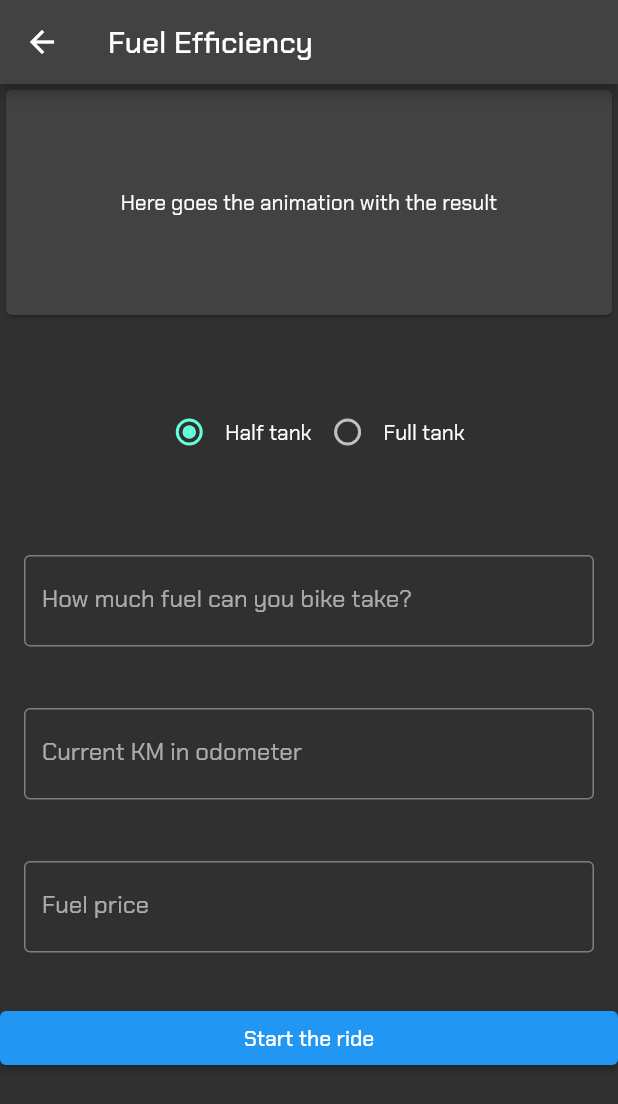
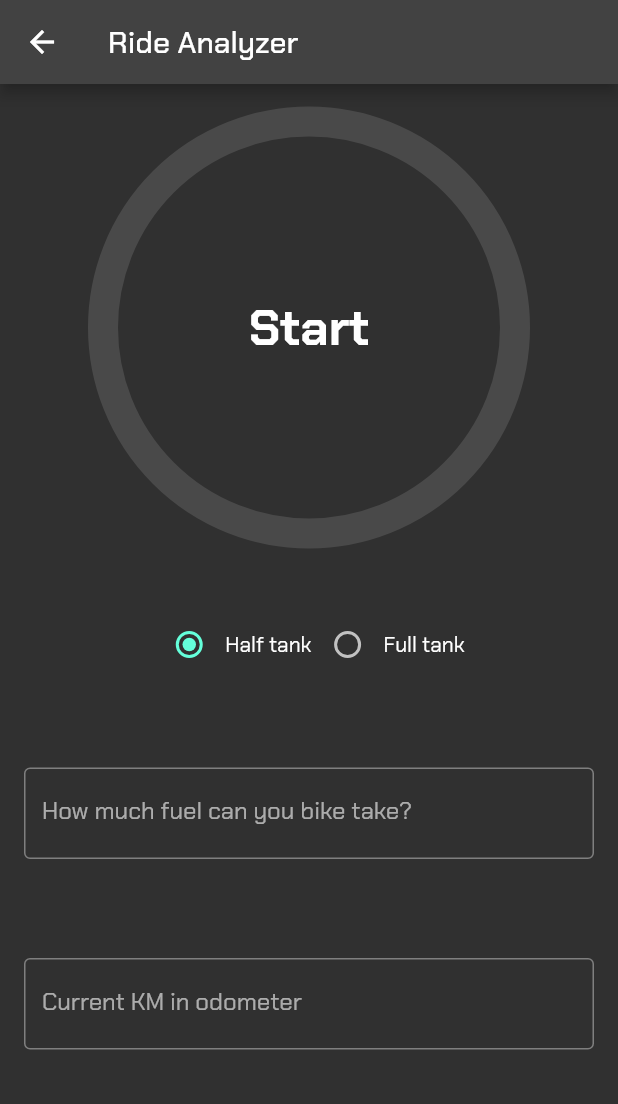
Before and after one commit to navirobayo/venom, a Flutter app: the NewRide screen opened directly, on a phone screen of 412 x 824 dp. Shown: the top 1104 px of the screen. Run offline on Flutter 3.47's test engine with Material 2 defaults, Android fonts, the phone set to English and light mode, and no system bars; drawn by our look-alikes of circular_countdown_timer; our stand-ins replace google_fonts.

Commit message:
Settings menu Plus Ride Analyzer UI

```diff
--- a/venom/lib/presentation/main_menu/main_menu.dart
+++ b/venom/lib/presentation/main_menu/main_menu.dart
@@ -2,7 +2,7 @@ import 'package:flutter/material.dart';
 import 'package:venom/presentation/gas_history/gas_history.dart';
 import 'package:venom/presentation/settings_screen/settings_screen.dart';
 import 'package:venom/presentation/tool_kit/tool_kit.dart';
-import '../new_ride/ride_analyzer.dart';
+import '../new_ride/new_ride.dart';
 
 class MainMenu extends StatelessWidget {
   const MainMenu({Key? key, required this.userName}) : super(key: key);
--- a/venom/lib/presentation/new_ride/ride_analyzer.dart
+++ b/venom/lib/presentation/new_ride/new_ride.dart
@@ -1,4 +1,5 @@
 import 'package:flutter/material.dart';
+import 'package:circular_countdown_timer/circular_countdown_timer.dart';
 
 class NewRide extends StatefulWidget {
   const NewRide({super.key});
@@ -12,17 +13,50 @@ class _NewRideState extends State<NewRide> {
   Widget build(BuildContext context) {
     return Scaffold(
       appBar: AppBar(
-        title: const Text("Fuel Efficiency"),
+        title: const Text("Ride Analyzer"),
       ),
       body: Center(
         child: ListView(children: [
-          const Card(
-            child: SizedBox(
-              width: 150,
-              height: 150,
-              child: Center(
-                  child: Text("Here goes the animation with the result")),
-            ),
+          const SizedBox(
+            height: 25,
+          ),
+          CircularCountDownTimer(
+            duration: 10,
+            initialDuration: 0,
+            controller: CountDownController(),
+            width: MediaQuery.of(context).size.width / 3,
+            height: MediaQuery.of(context).size.height / 3,
+            ringColor: Theme.of(context).focusColor,
+            ringGradient: null,
+            fillColor: Colors.purpleAccent[100]!,
+            fillGradient: null,
+            backgroundColor: Theme.of(context).scaffoldBackgroundColor,
+            backgroundGradient: null,
+            strokeWidth: 20.0,
+            strokeCap: StrokeCap.round,
+            textStyle:
+                const TextStyle(fontSize: 33.0, fontWeight: FontWeight.bold),
+            textFormat: CountdownTextFormat.S,
+            isReverse: false,
+            isReverseAnimation: false,
+            isTimerTextShown: true,
+            autoStart: false,
+            onStart: () {
+              debugPrint('Countdown Started');
+            },
+            onComplete: () {
+              debugPrint('Countdown Ended');
+            },
+            onChange: (String timeStamp) {
+              debugPrint('Countdown Changed $timeStamp');
+            },
+            timeFormatterFunction: (defaultFormatterFunction, duration) {
+              if (duration.inSeconds == 0) {
+                return "Start";
+              } else {
+                return Function.apply(defaultFormatterFunction, [duration]);
+              }
+            },
           ),
           const SizedBox(
             height: 50,
@@ -56,10 +90,11 @@ class _NewRideState extends State<NewRide> {
               ),
               textAlign: TextAlign.center,
               textAlignVertical: TextAlignVertical.center,
+              keyboardType: TextInputType.number,
             ),
           ),
           const SizedBox(
-            height: 25,
+            height: 50,
           ),
           const Padding(
             padding: EdgeInsets.symmetric(horizontal: 16.0, vertical: 8.0),
@@ -70,32 +105,8 @@ class _NewRideState extends State<NewRide> {
               ),
               textAlign: TextAlign.center,
               textAlignVertical: TextAlignVertical.center,
+              keyboardType: TextInputType.number,
             ),
-          ),
-          const SizedBox(
-            height: 25,
-          ),
-          const Padding(
-            padding: EdgeInsets.symmetric(horizontal: 16.0, vertical: 8.0),
-            child: TextField(
-              decoration: InputDecoration(
-                border: OutlineInputBorder(),
-                labelText: 'Fuel price',
-              ),
-              textAlign: TextAlign.center,
-              textAlignVertical: TextAlignVertical.center,
-            ),
-          ),
-          const SizedBox(
-            height: 25,
-          ),
-          ElevatedButton(
-              onPressed: () {
-                print("test");
-              },
-              child: const Text("Start the ride")),
-          const SizedBox(
-            height: 50,
           ),
           const SizedBox(
             height: 50,
--- a/venom/lib/presentation/tool_kit/tool_kit.dart
+++ b/venom/lib/presentation/tool_kit/tool_kit.dart
@@ -50,7 +50,7 @@ class _ToolKitState extends State<ToolKit> {
   Widget build(BuildContext context) {
     return Scaffold(
       appBar: AppBar(
-        title: const Text("{ }"),
+        title: const Text("Tool Kit"),
       ),
       body: Center(
         child: ListView(
--- a/venom/pubspec.yaml
+++ b/venom/pubspec.yaml
@@ -36,6 +36,7 @@ dependencies:
   # Use with the CupertinoIcons class for iOS style icons.
   cupertino_icons: ^1.0.2
   google_fonts: ^4.0.4
+  circular_countdown_timer: ^0.2.3
 
 dev_dependencies:
   flutter_test:
```
Also changed, not shown: venom/lib/presentation/settings_screen/gas_price.dart (+20 -2 lines), venom/pubspec.lock.
